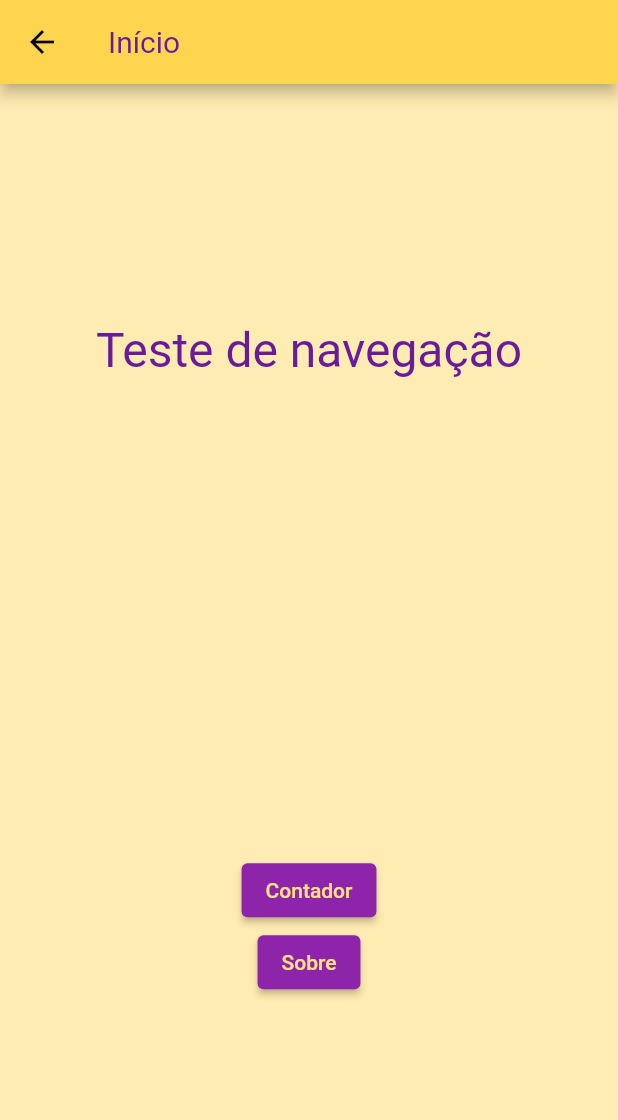
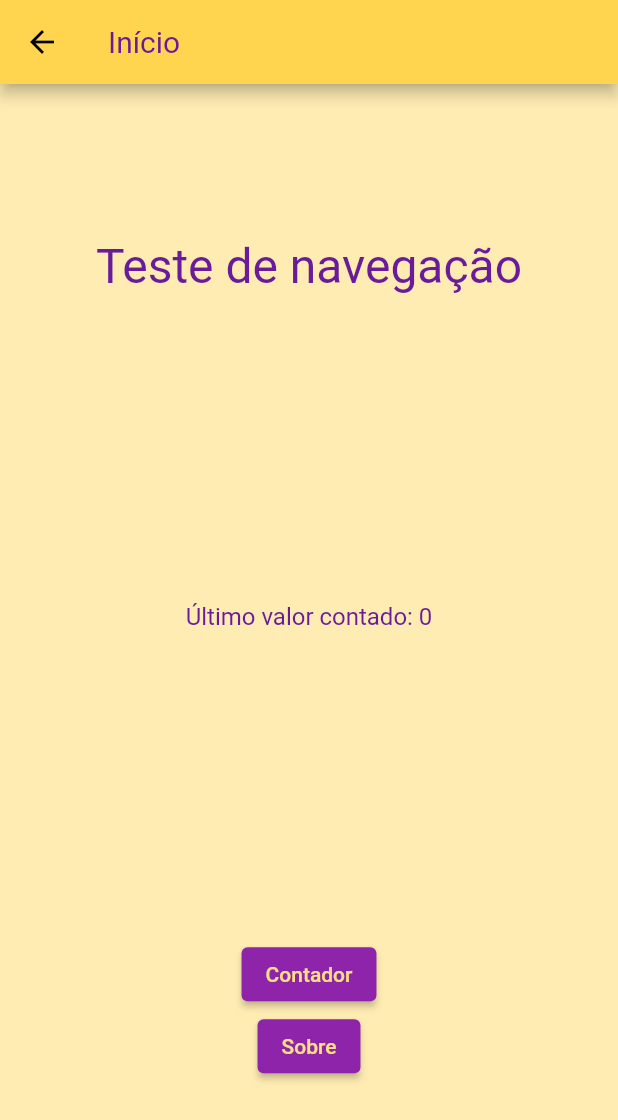
Before and after one commit to MSavioti/Estudo-Navegacao-Flutter, a Flutter app: the CounterPage screen opened by its route, after a tap on "Home", on a phone screen of 412 x 824 dp. Shown: the top 1120 px of the screen. Run offline on Flutter 3.47's test engine with Material 2 defaults, Android fonts, the phone set to English and light mode, and no system bars.

Commit message:
passando valor do contador como argumento

```diff
--- a/lib/app/pages/page_counter.dart
+++ b/lib/app/pages/page_counter.dart
@@ -125,8 +125,10 @@ class _CounterPageState extends State<CounterPage> {
                     children: [
                       LabeledRectangularButton(
                         label: 'Home',
-                        callback: () =>
-                            {Navigator.pushReplacementNamed(context, '/')},
+                        callback: () => {
+                          Navigator.pushReplacementNamed(context, '/',
+                              arguments: _counter)
+                        },
                         backgroundColor: Colors.purple[600],
                         textColor: Colors.amber[200],
                       ),
--- a/lib/app/pages/page_home.dart
+++ b/lib/app/pages/page_home.dart
@@ -6,6 +6,8 @@ class HomePage extends StatelessWidget {
 
   @override
   Widget build(BuildContext context) {
+    final int _maiorCntagem = ModalRoute.of(context).settings.arguments ?? 0;
+
     return WillPopScope(
         child: Scaffold(
           appBar: AppBar(
@@ -19,6 +21,13 @@ class HomePage extends StatelessWidget {
                   'Teste de navegação',
                   style: TextStyle(
                     fontSize: 32.0,
+                    color: Colors.purple[800],
+                  ),
+                ),
+                Text(
+                  'Último valor contado: $_maiorCntagem',
+                  style: TextStyle(
+                    fontSize: 16.0,
                     color: Colors.purple[800],
                   ),
                 ),
```
